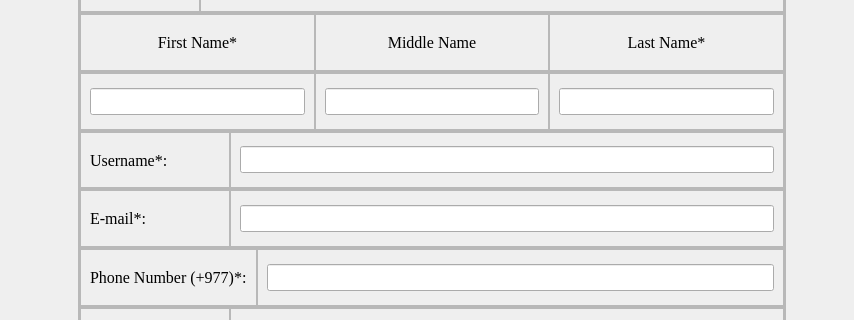
The window that editprofile.ui (aavashlamichhane/LibMan) describes before a commit, drawn with Qt 5; both pictures show x 331 to 1185 and y 84 to 404 of the 1526 by 705 pixel window.
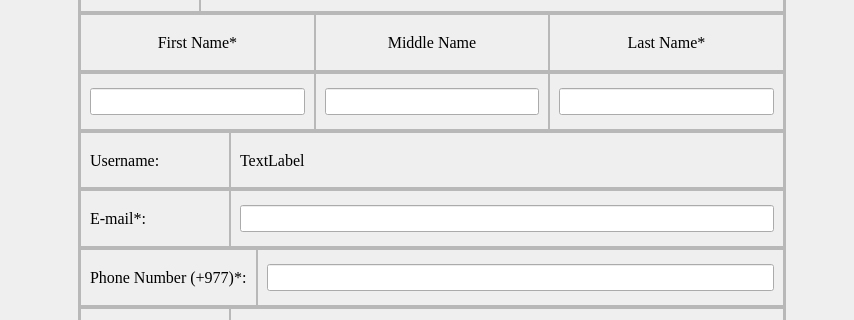
The same window after the commit. Icons and pictures are not drawn.

Diff of the .ui file:
```diff
--- a/editprofile.ui
+++ b/editprofile.ui
@@ -449,6 +449,12 @@
                 <height>0</height>
                </size>
               </property>
+              <property name="maximumSize">
+               <size>
+                <width>150</width>
+                <height>16777215</height>
+               </size>
+              </property>
               <property name="frameShape">
                <enum>QFrame::StyledPanel</enum>
               </property>
@@ -465,7 +471,7 @@
                   </font>
                  </property>
                  <property name="text">
-                  <string>Username*:</string>
+                  <string>Username:</string>
                  </property>
                 </widget>
                </item>
@@ -482,21 +488,21 @@
               </property>
               <layout class="QHBoxLayout" name="horizontalLayout_16">
                <item>
-                <widget class="QLineEdit" name="lineEdit_user">
+                <widget class="QLabel" name="label_user">
+                 <property name="sizePolicy">
+                  <sizepolicy hsizetype="Minimum" vsizetype="Preferred">
+                   <horstretch>0</horstretch>
+                   <verstretch>0</verstretch>
+                  </sizepolicy>
+                 </property>
                  <property name="font">
                   <font>
                    <family>Times New Roman</family>
                    <pointsize>12</pointsize>
                   </font>
                  </property>
-                 <property name="inputMask">
-                  <string/>
-                 </property>
                  <property name="text">
-                  <string/>
-                 </property>
-                 <property name="clearButtonEnabled">
-                  <bool>false</bool>
+                  <string>TextLabel</string>
                  </property>
                 </widget>
                </item>
```
Left out of the diff: 1 changed line with no effect on the pictures.
